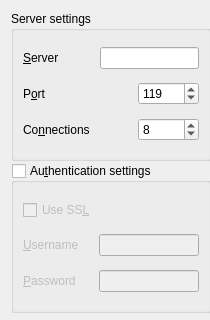
Above: src/serversettings.ui from ChaosWars/knewz before the change. Below: the same form after it.
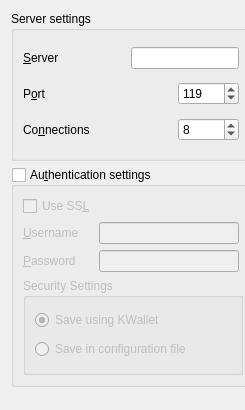
That is the form after the change. Custom widgets are drawn as their Qt base class.

Patch:
```diff
--- a/src/serversettings.ui
+++ b/src/serversettings.ui
@@ -8,14 +8,14 @@
    <rect>
     <x>0</x>
     <y>0</y>
-    <width>210</width>
-    <height>320</height>
+    <width>245</width>
+    <height>410</height>
    </rect>
   </property>
   <property name="minimumSize" >
    <size>
-    <width>210</width>
-    <height>320</height>
+    <width>245</width>
+    <height>410</height>
    </size>
   </property>
   <property name="windowTitle" >
@@ -26,7 +26,7 @@
     <widget class="QGroupBox" name="groupBox" >
      <property name="minimumSize" >
       <size>
-       <width>200</width>
+       <width>240</width>
        <height>150</height>
       </size>
      </property>
@@ -167,8 +167,8 @@
      </property>
      <property name="minimumSize" >
       <size>
-       <width>200</width>
-       <height>150</height>
+       <width>240</width>
+       <height>220</height>
       </size>
      </property>
      <property name="toolTip" >
@@ -257,6 +257,50 @@
         </item>
        </layout>
       </item>
+      <item>
+       <widget class="QGroupBox" name="securitySettings" >
+        <property name="minimumSize" >
+         <size>
+          <width>220</width>
+          <height>90</height>
+         </size>
+        </property>
+        <property name="title" >
+         <string>Security Settings</string>
+        </property>
+        <layout class="QVBoxLayout" name="verticalLayout_4" >
+         <item>
+          <widget class="QRadioButton" name="kcfg_saveEncrypted" >
+           <property name="toolTip" >
+            <string>Save encrypted using KWallet</string>
+           </property>
+           <property name="whatsThis" >
+            <string>If this button is checked, the program will encrypt the server and login information using KWallet to save it securely</string>
+           </property>
+           <property name="text" >
+            <string>Save using KWallet</string>
+           </property>
+           <property name="checked" >
+            <bool>true</bool>
+           </property>
+          </widget>
+         </item>
+         <item>
+          <widget class="QRadioButton" name="kcfg_saveUnencrypted" >
+           <property name="toolTip" >
+            <string>Save unencrypted in the programs configuration file</string>
+           </property>
+           <property name="whatsThis" >
+            <string>If this option is checked, the program will store the server and login information in the programs configuration file. This is insecure, and anyone with access to your home directory can read your login information.</string>
+           </property>
+           <property name="text" >
+            <string>Save in configuration file</string>
+           </property>
+          </widget>
+         </item>
+        </layout>
+       </widget>
+      </item>
      </layout>
     </widget>
    </item>
```
